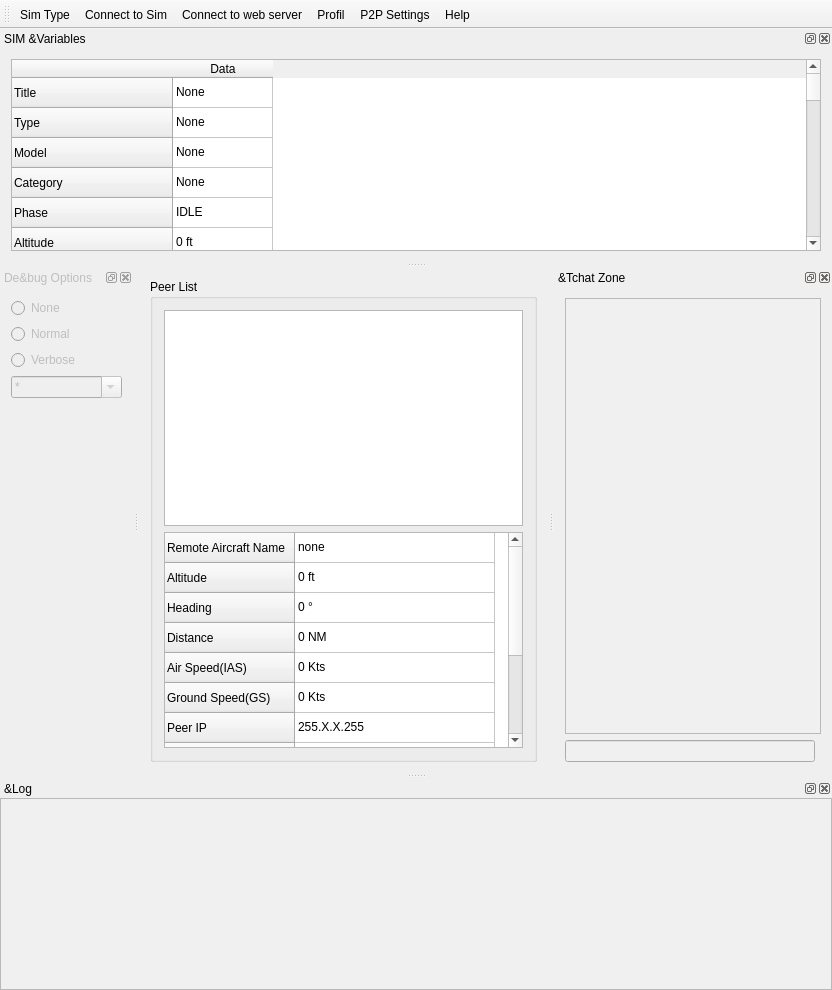
The window that gui/mainwindow.ui (Artemia76/ffs2play) describes before a commit, drawn with Qt 5.
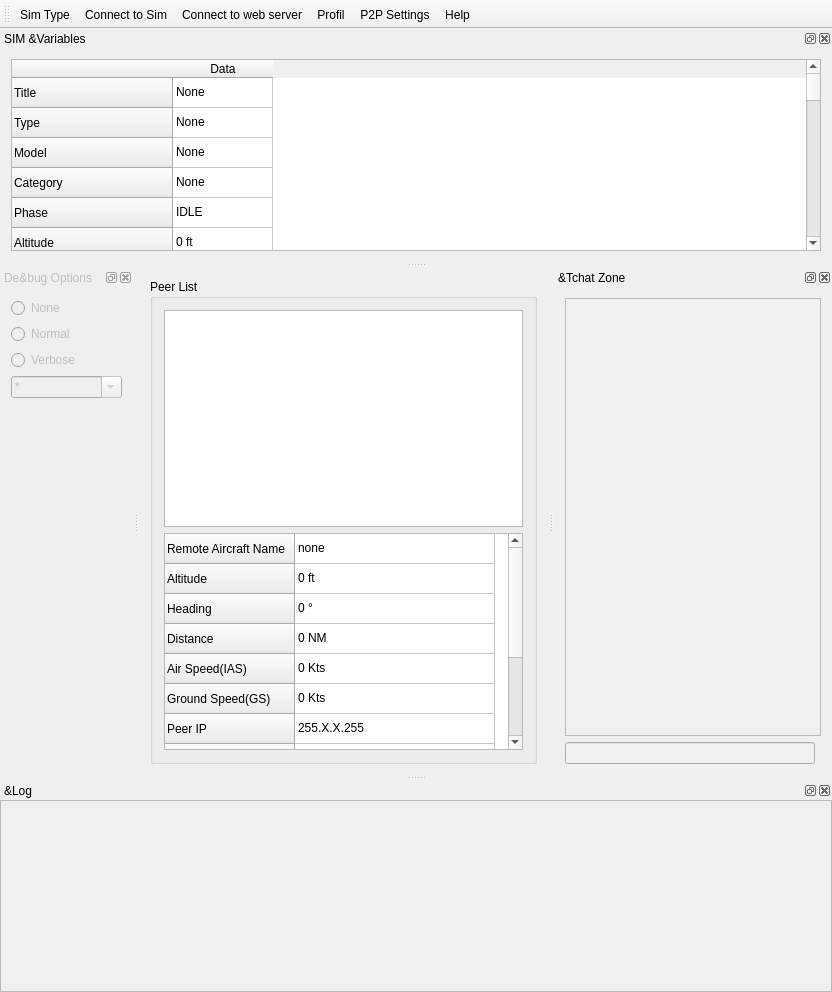
The same window after the commit. Icons and pictures are not drawn.

Diff of the .ui file:
```diff
--- a/gui/mainwindow.ui
+++ b/gui/mainwindow.ui
@@ -7,7 +7,7 @@
     <x>0</x>
     <y>0</y>
     <width>832</width>
-    <height>990</height>
+    <height>992</height>
    </rect>
   </property>
   <property name="sizePolicy">
```
Left out of the diff: 3 changed lines with no effect on the pictures.
